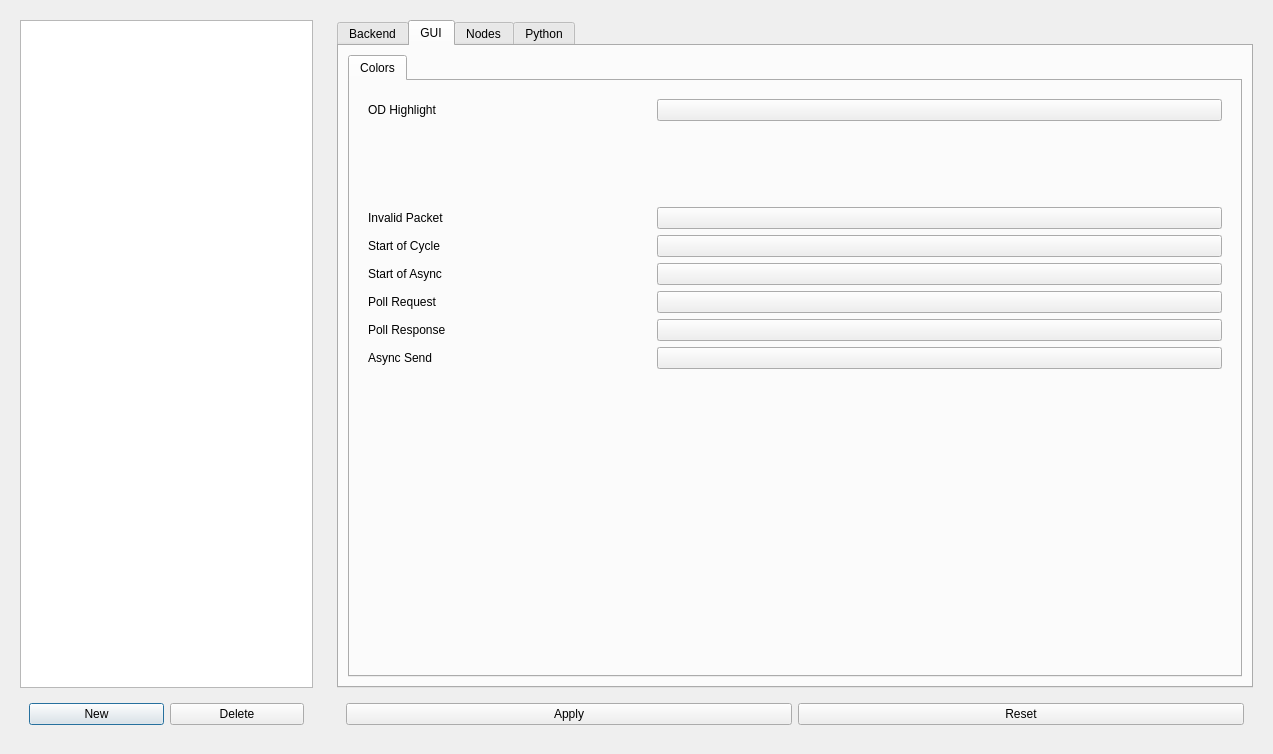
Qt form libEPLViz/ui/settingswindow.ui (epl-viz/EPL-Viz) before a commit.
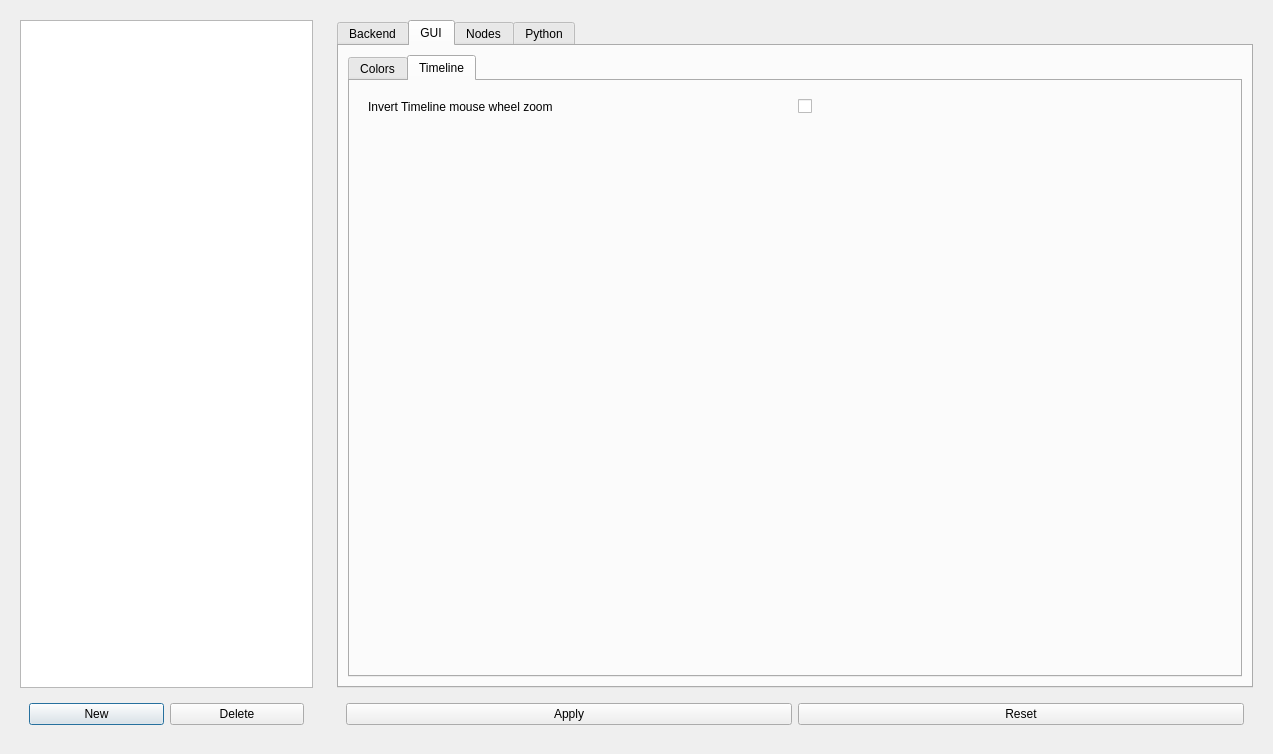
The same form after that commit. The open tabs and pages were chosen to show the change. Icons and pictures are not drawn.

Diff of the .ui file:
```diff
--- a/libEPLViz/ui/settingswindow.ui
+++ b/libEPLViz/ui/settingswindow.ui
@@ -563,6 +563,46 @@
               </item>
              </layout>
             </widget>
+            <widget class="QWidget" name="tsTab">
+             <attribute name="title">
+              <string>Timeline</string>
+             </attribute>
+             <layout class="QVBoxLayout" name="verticalLayout_10">
+              <item>
+               <widget class="QWidget" name="widget_15" native="true">
+                <layout class="QGridLayout" name="gridLayout_6">
+                 <item row="0" column="0">
+                  <widget class="QLabel" name="label_22">
+                   <property name="text">
+                    <string>Invert Timeline mouse wheel zoom</string>
+                   </property>
+                  </widget>
+                 </item>
+                 <item row="0" column="1">
+                  <widget class="QCheckBox" name="TL_Invert">
+                   <property name="text">
+                    <string/>
+                   </property>
+                  </widget>
+                 </item>
+                </layout>
+               </widget>
+              </item>
+              <item>
+               <spacer name="verticalSpacer_8">
+                <property name="orientation">
+                 <enum>Qt::Vertical</enum>
+                </property>
+                <property name="sizeHint" stdset="0">
+                 <size>
+                  <width>20</width>
+                  <height>543</height>
+                 </size>
+                </property>
+               </spacer>
+              </item>
+             </layout>
+            </widget>
            </widget>
           </item>
          </layout>
```
